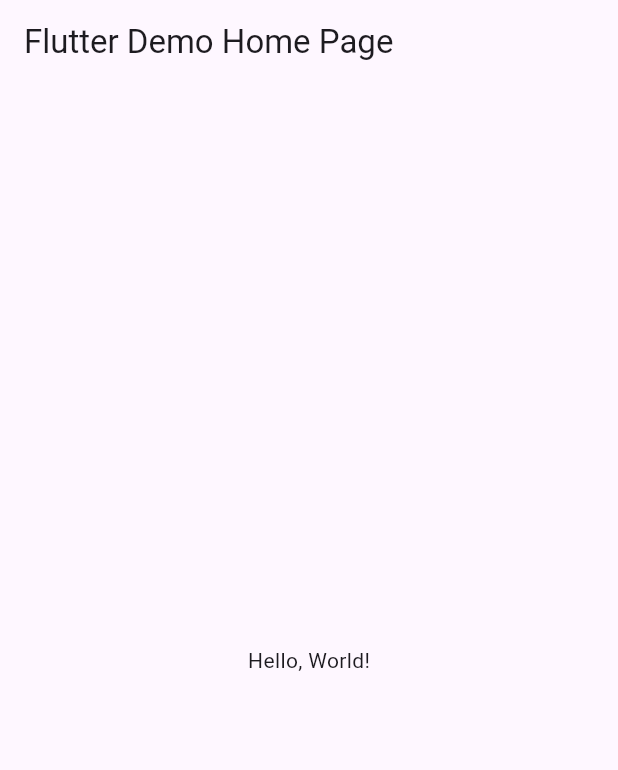
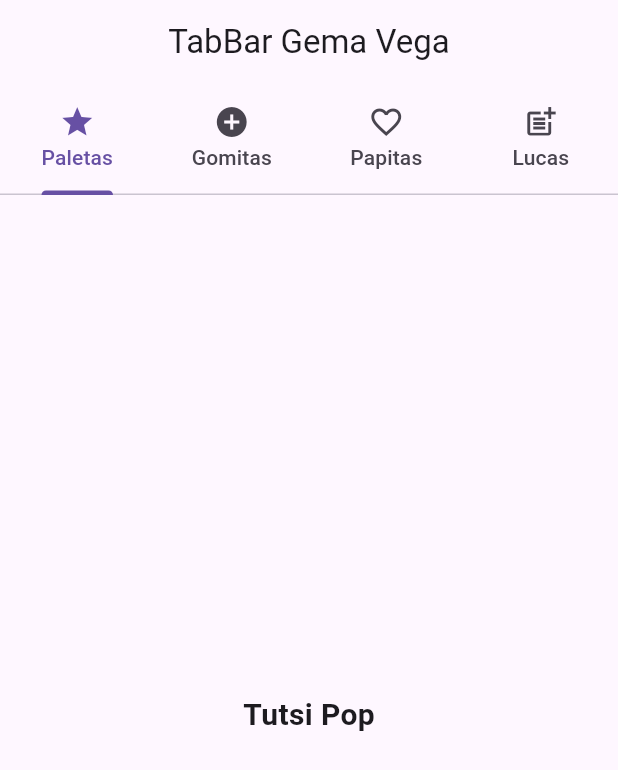
Before and after one commit to VegaTapiaGemaKarina/p11-TabBar-6I, a Flutter app: the screen it shows after launch, on a phone screen of 412 x 824 dp. Shown: the top 770 px of the screen. Run offline on Flutter 3.47's test engine with Material 3 defaults, Android fonts, the phone set to English and light mode, and no system bars.

```diff
--- a/lib/main.dart
+++ b/lib/main.dart
@@ -1,43 +1,86 @@
 import 'package:flutter/material.dart';
 
-void main() => runApp(MyApp());
+void main() => runApp(AppMiTabBar());
 
-class MyApp extends StatelessWidget {
-  const MyApp({super.key});
-  // This widget is the root of your application.
+class AppMiTabBar extends StatelessWidget {
+  const AppMiTabBar({Key? key}) : super(key: key);
+
   @override
   Widget build(BuildContext context) {
     return MaterialApp(
-      // Application name
-      title: 'Flutter Hello World',
-      // Application theme data, you can set the colors for the application as
-      // you want
-      theme: ThemeData(
-        // useMaterial3: true,
-        primarySwatch: Colors.blue,
-      ),
-      // A widget which will be started on application startup
-      home: MyHomePage(title: 'Flutter Demo Home Page'),
+      title: "Ejemplo TabBar Vega",
+      theme: ThemeData(primarySwatch: Colors.indigo),
+      home: MiPaginaInicial(),
+      debugShowCheckedModeBanner: false,
     );
   }
 }
 
-class MyHomePage extends StatelessWidget {
-  final String title;
-  const MyHomePage({super.key, required this.title});
+//stateful
+class MiPaginaInicial extends StatefulWidget {
+  const MiPaginaInicial({Key? key}) : super(key: key);
 
   @override
+  State<MiPaginaInicial> createState() => _MiPaginaInicialState();
+} //MiPaginaInicial
+
+class _MiPaginaInicialState extends State<MiPaginaInicial> {
+  @override
   Widget build(BuildContext context) {
-    return Scaffold(
-      appBar: AppBar(
-        // The title text which will be shown on the action bar
-        title: Text(title),
-      ),
-      body: Center(
-        child: Text(
-          'Hello, World!',
+    return DefaultTabController(
+      length: 4,
+      child: Scaffold(
+        appBar: AppBar(
+          title: const Text("TabBar Gema Vega"),
+          centerTitle: true,
+          bottom: TabBar(tabs: [
+            Tab(
+              text: "Paletas",
+              icon: Icon(Icons.star),
+            ),
+            Tab(
+              text: "Gomitas",
+              icon: Icon(Icons.add_circle),
+            ),
+            Tab(
+              text: "Papitas",
+              icon: Icon(Icons.favorite_border_outlined),
+            ),
+            Tab(
+              text: "Lucas",
+              icon: Icon(Icons.post_add),
+            ),
+          ] //fin de Tab
+              ), //Fin bottom TabBar
         ),
-      ),
-    );
-  }
-}
+        body: TabBarView(children: const <Widget>[
+          Center(
+            child: Text(
+              "Tutsi Pop",
+              style: TextStyle(fontWeight: FontWeight.bold, fontSize: 20),
+            ),
+          ),
+          Center(
+            child: Text(
+              "Panditas de corazon",
+              style: TextStyle(fontWeight: FontWeight.bold, fontSize: 20),
+            ),
+          ),
+          Center(
+            child: Text(
+              "Chips Moradas",
+              style: TextStyle(fontWeight: FontWeight.bold, fontSize: 20),
+            ),
+          ),
+          Center(
+            child: Text(
+              "Lucas Muecas",
+              style: TextStyle(fontWeight: FontWeight.bold, fontSize: 20),
+            ),
+          ),
+        ] //Jardin de niños
+            ), //Fin TabBar view
+      ), //Fin scaffold
+    ); //DefaultTabController
+  } //fin widget
+} //_MiPaginaInicialState
```
